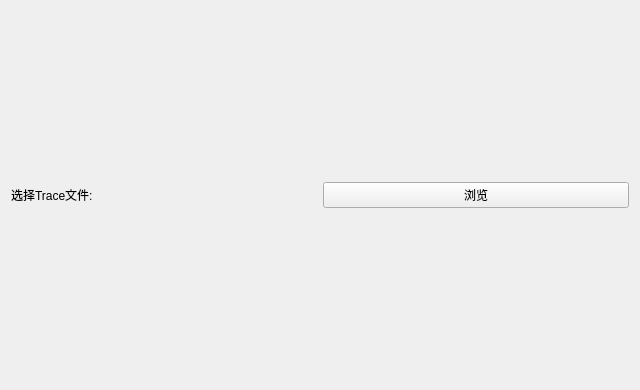
First picture: the form in step1.ui, repository pccooler/TraceAnalyzer, before the edit.
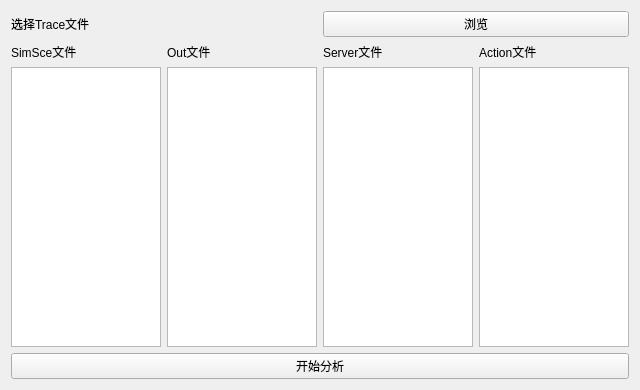
Second picture: the form after the edit.

Diff of the .ui file:
```diff
--- a/step1.ui
+++ b/step1.ui
@@ -19,7 +19,7 @@
      <item>
       <widget class="QLabel" name="label">
        <property name="text">
-        <string>选择Trace文件:</string>
+        <string>选择Trace文件</string>
        </property>
       </widget>
      </item>
@@ -33,7 +33,79 @@
     </layout>
    </item>
    <item>
-    <layout class="QHBoxLayout" name="horizontalLayout_2"/>
+    <layout class="QHBoxLayout" name="horizontalLayout_2">
+     <item>
+      <layout class="QVBoxLayout" name="verticalLayout">
+       <item>
+        <layout class="QHBoxLayout" name="horizontalLayout_3">
+         <item>
+          <layout class="QVBoxLayout" name="simsceVLayout">
+           <item>
+            <widget class="QLabel" name="label_2">
+             <property name="text">
+              <string>SimSce文件</string>
+             </property>
+            </widget>
+           </item>
+           <item>
+            <widget class="QTextEdit" name="simsceTE"/>
+           </item>
+          </layout>
+         </item>
+         <item>
+          <layout class="QVBoxLayout" name="outVLayout">
+           <item>
+            <widget class="QLabel" name="label_3">
+             <property name="text">
+              <string>Out文件</string>
+             </property>
+            </widget>
+           </item>
+           <item>
+            <widget class="QTextEdit" name="outTE"/>
+           </item>
+          </layout>
+         </item>
+         <item>
+          <layout class="QVBoxLayout" name="serverVLayout">
+           <item>
+            <widget class="QLabel" name="label_4">
+             <property name="text">
+              <string>Server文件</string>
+             </property>
+            </widget>
+           </item>
+           <item>
+            <widget class="QTextEdit" name="serverTE"/>
+           </item>
+          </layout>
+         </item>
+         <item>
+          <layout class="QVBoxLayout" name="actionVLayout">
+           <item>
+            <widget class="QLabel" name="label_5">
+             <property name="text">
+              <string>Action文件</string>
+             </property>
+            </widget>
+           </item>
+           <item>
+            <widget class="QTextEdit" name="actionTE"/>
+           </item>
+          </layout>
+         </item>
+        </layout>
+       </item>
+       <item>
+        <widget class="QPushButton" name="startBtn">
+         <property name="text">
+          <string>开始分析</string>
+         </property>
+        </widget>
+       </item>
+      </layout>
+     </item>
+    </layout>
    </item>
   </layout>
  </widget>
```
Left out of the diff: 2 changed lines with no effect on the pictures.
